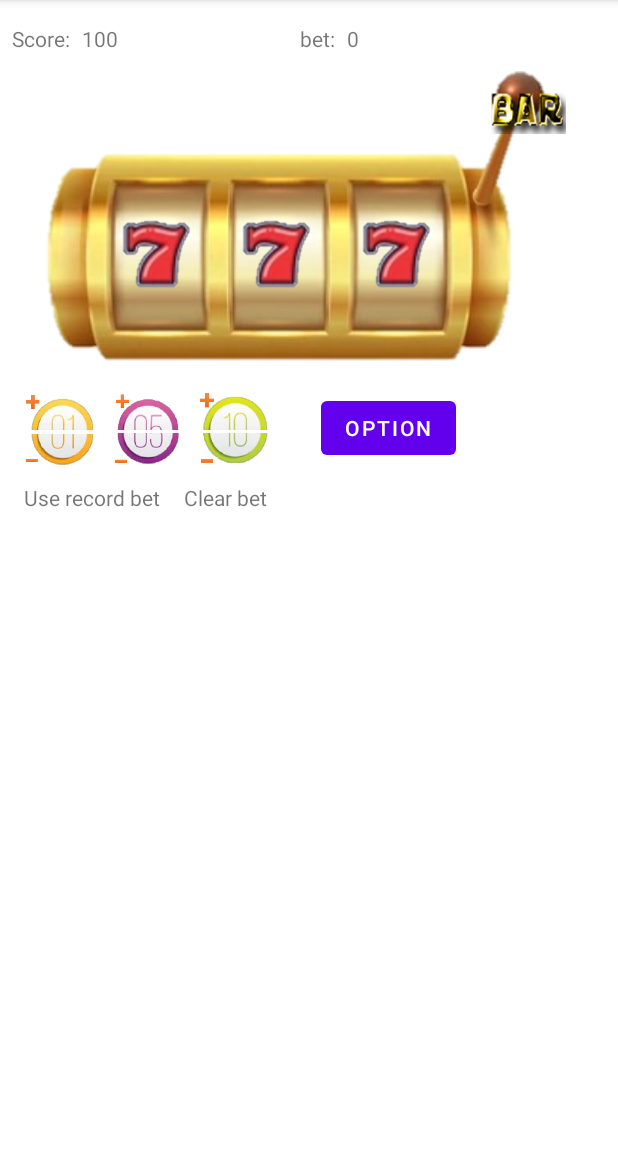
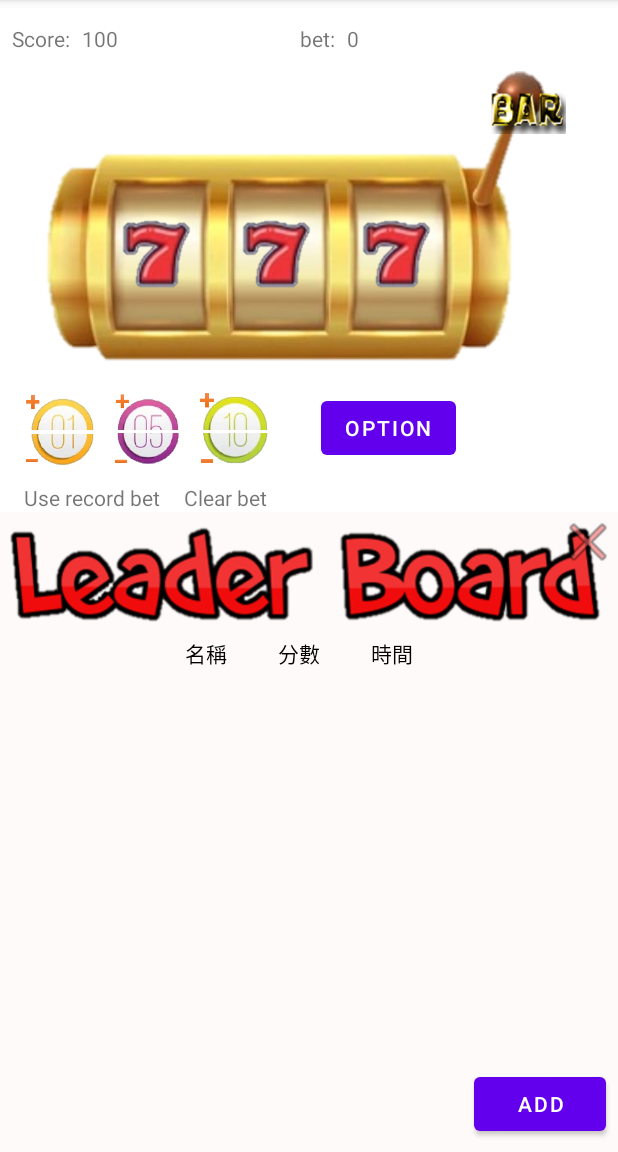
Before and after one commit to a911629/slotmachine, an Android app: the screen it shows after launch (MainActivity), on a phone screen of 412 x 824 dp, the part 84-1236 px from its top. Run offline under Robolectric (Android 15) with nearby library versions, the phone set to English and light mode, and no system bars; our stand-ins replace Firebase (no records; nobody signed in at launch, a user with empty details on screens opened directly).

Commit message:
1. Add limitToLast to sort score by value, but only from less to higher. 2. Add a leaderboard close button. 3. Create an "add" button to add data to the database.

```diff
--- a/app/src/main/res/layout/activity_main.xml
+++ b/app/src/main/res/layout/activity_main.xml
@@ -202,7 +202,7 @@
         android:layout_width="0dp"
         android:layout_height="0dp"
         android:background="#FFFAFA"
-        android:visibility="gone"
+        android:visibility="visible"
         app:layout_constraintBottom_toBottomOf="parent"
         app:layout_constraintEnd_toEndOf="parent"
         app:layout_constraintStart_toStartOf="parent"
@@ -293,26 +293,27 @@
             android:layout_width="wrap_content"
             android:layout_height="wrap_content"
             android:orientation="vertical"
-            app:layout_constraintGuide_percent="0.2" />
+            app:layout_constraintGuide_end="0dp" />
 
         <Button
             android:id="@+id/button4"
             android:layout_width="wrap_content"
             android:layout_height="wrap_content"
-            android:onClick="SetLeaderBoard"
-            android:text="set"
+            android:layout_marginEnd="8dp"
+            android:layout_marginBottom="8dp"
+            android:onClick="AddLeaderBoard"
+            android:text="add"
             app:layout_constraintBottom_toBottomOf="parent"
             app:layout_constraintEnd_toEndOf="parent" />
 
-        <Button
-            android:id="@+id/button2"
-            android:layout_width="wrap_content"
-            android:layout_height="wrap_content"
-            android:layout_marginEnd="8dp"
-            android:onClick="sort"
-            android:text="sort"
-            app:layout_constraintBottom_toBottomOf="parent"
-            app:layout_constraintEnd_toStartOf="@+id/button4" />
+        <ImageView
+            android:id="@+id/imageView7"
+            android:layout_width="40dp"
+            android:layout_height="40dp"
+            android:onClick="leader_board"
+            app:layout_constraintEnd_toEndOf="parent"
+            app:layout_constraintTop_toTopOf="parent"
+            app:srcCompat="@drawable/close" />
 
     </androidx.constraintlayout.widget.ConstraintLayout>
 
```
Also changed, not shown: app/src/main/java/com/example/slotgame/MainActivity.java (+100 -73 lines).
